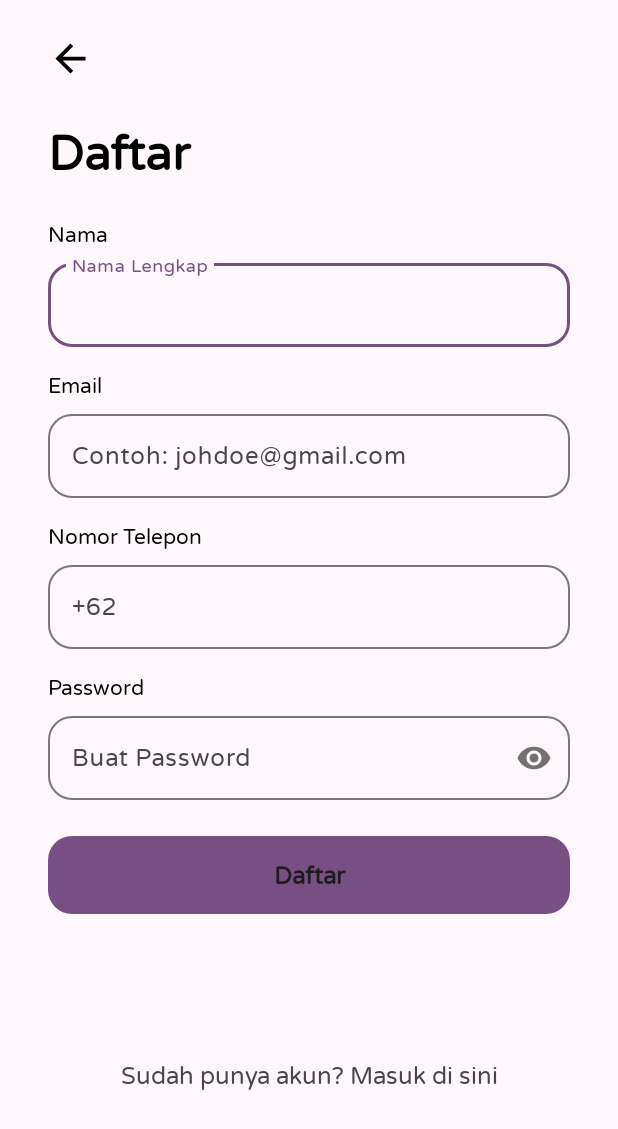
After one commit to arkan3h/24001084-km6-amd-terbangin-fc, an Android app: the layout activity_register.xml on its own in the app's theme, with its tools: preview values and no code run, on a phone screen of 412 x 824 dp. The commit adds this screen. Shown: the top 1129 px of the screen. Run offline under Robolectric (Android 15) with nearby library versions, the phone set to English and light mode, and no system bars.

Commit message:
Add Layout for Login, Register and Reset Password

```diff
--- /dev/null
+++ b/app/src/main/res/drawable/button_back.xml
@@ -0,0 +1,5 @@
+<vector xmlns:android="http://schemas.android.com/apk/res/android" android:autoMirrored="true" android:height="24dp" android:tint="#000000" android:viewportHeight="24" android:viewportWidth="24" android:width="24dp">
+
+    <path android:fillColor="@android:color/white" android:pathData="M20,11H7.83l5.59,-5.59L12,4l-8,8 8,8 1.41,-1.41L7.83,13H20v-2z"/>
+
+</vector>
--- /dev/null
+++ b/app/src/main/res/drawable/rounded_button.xml
@@ -0,0 +1,4 @@
+<?xml version="1.0" encoding="utf-8"?>
+<shape xmlns:android="http://schemas.android.com/apk/res/android">
+    <corners android:radius="16dp"/>
+</shape>
--- /dev/null
+++ b/app/src/main/res/layout/activity_register.xml
@@ -0,0 +1,223 @@
+<?xml version="1.0" encoding="utf-8"?>
+<androidx.constraintlayout.widget.ConstraintLayout xmlns:android="http://schemas.android.com/apk/res/android"
+    xmlns:app="http://schemas.android.com/apk/res-auto"
+    xmlns:tools="http://schemas.android.com/tools"
+    android:id="@+id/main"
+    android:layout_width="match_parent"
+    android:layout_height="match_parent"
+    tools:context=".presentation.register.RegisterActivity">
+
+    <ImageButton
+        android:id="@+id/ib_btn_back"
+        android:layout_width="30dp"
+        android:layout_height="30dp"
+        android:layout_marginTop="24dp"
+        android:layout_marginStart="32dp"
+        android:background="@drawable/button_back"
+        android:contentDescription="@string/text_back_button_for_previous_page"
+        app:layout_constraintTop_toTopOf="parent"
+        app:layout_constraintStart_toStartOf="parent"/>
+
+    <TextView
+        android:id="@+id/tv_title_daftar"
+        android:layout_width="match_parent"
+        android:layout_height="wrap_content"
+        android:text="@string/text_daftar"
+        android:textSize="32sp"
+        android:textStyle="bold"
+        android:textColor="@color/black"
+        android:layout_marginStart="32dp"
+        android:layout_marginTop="80dp"
+        app:layout_constraintStart_toStartOf="parent"
+        app:layout_constraintTop_toTopOf="parent"
+        app:layout_constraintEnd_toEndOf="parent"/>
+
+    <TextView
+        android:id="@+id/tv_til_name"
+        android:layout_width="wrap_content"
+        android:layout_height="wrap_content"
+        android:text="@string/text_nama"
+        android:textSize="14sp"
+        android:layout_marginStart="32dp"
+        android:layout_marginTop="24dp"
+        android:textColor="@color/black"
+        app:layout_constraintTop_toBottomOf="@id/tv_title_daftar"
+        app:layout_constraintStart_toStartOf="parent"/>
+
+    <com.google.android.material.textfield.TextInputLayout
+        android:id="@+id/til_name"
+        android:layout_width="match_parent"
+        android:layout_height="wrap_content"
+        android:layout_marginTop="4dp"
+        android:layout_marginStart="32dp"
+        android:layout_marginEnd="32dp"
+        app:boxCornerRadiusBottomEnd="16dp"
+        app:boxCornerRadiusBottomStart="16dp"
+        app:boxCornerRadiusTopEnd="16dp"
+        app:boxCornerRadiusTopStart="16dp"
+        app:layout_constraintTop_toBottomOf="@id/tv_til_name"
+        app:layout_constraintStart_toStartOf="parent"
+        app:layout_constraintEnd_toEndOf="parent">
+
+        <com.google.android.material.textfield.TextInputEditText
+            android:id="@+id/ti_et_name"
+            android:layout_width="match_parent"
+            android:layout_height="wrap_content"
+            android:hint="@string/text_nama_lengkap"
+            android:textSize="16sp"
+            android:inputType="textPersonName"/>
+    </com.google.android.material.textfield.TextInputLayout>
+
+    <TextView
+        android:id="@+id/tv_til_email"
+        android:layout_width="wrap_content"
+        android:layout_height="wrap_content"
+        android:text="@string/text_email"
+        android:textSize="14sp"
+        android:layout_marginStart="32dp"
+        android:layout_marginTop="16dp"
+        android:textColor="@color/black"
+        app:layout_constraintTop_toBottomOf="@id/til_name"
+        app:layout_constraintStart_toStartOf="parent"/>
+
+    <com.google.android.material.textfield.TextInputLayout
+        android:id="@+id/til_email"
+        android:layout_width="match_parent"
+        android:layout_height="wrap_content"
+        android:layout_marginTop="4dp"
+        android:layout_marginStart="32dp"
+        android:layout_marginEnd="32dp"
+        app:boxCornerRadiusBottomEnd="16dp"
+        app:boxCornerRadiusBottomStart="16dp"
+        app:boxCornerRadiusTopEnd="16dp"
+        app:boxCornerRadiusTopStart="16dp"
+        app:layout_constraintTop_toBottomOf="@id/tv_til_email"
+        app:layout_constraintStart_toStartOf="parent"
+        app:layout_constraintEnd_toEndOf="parent">
+
+        <com.google.android.material.textfield.TextInputEditText
+            android:id="@+id/ti_et_email"
+            android:layout_width="match_parent"
+            android:layout_height="wrap_content"
+            android:hint="@string/text_contoh_johdoe_gmail_com_in_login"
+            android:textSize="16sp"
+            android:inputType="text"
+            android:digits="0123456789@abcdefghijklmnopqrstuvwxyzABCDEFGHIJKLMNOPQRSTUVWXYZ._-+() "/>
+    </com.google.android.material.textfield.TextInputLayout>
+
+    <TextView
+        android:id="@+id/tv_til_phoneNumber"
+        android:layout_width="wrap_content"
+        android:layout_height="wrap_content"
+        android:text="@string/text_nomor_telepon"
+        android:textSize="14sp"
+        android:layout_marginStart="32dp"
+        android:layout_marginTop="16dp"
+        android:textColor="@color/black"
+        app:layout_constraintTop_toBottomOf="@id/til_email"
+        app:layout_constraintStart_toStartOf="parent"/>
+
+    <com.google.android.material.textfield.TextInputLayout
+        android:id="@+id/til_phoneNumber"
+        android:layout_width="match_parent"
+        android:layout_height="wrap_content"
+        android:layout_marginTop="4dp"
+        android:layout_marginStart="32dp"
+        android:layout_marginEnd="32dp"
+        app:boxCornerRadiusBottomEnd="16dp"
+        app:boxCornerRadiusBottomStart="16dp"
+        app:boxCornerRadiusTopEnd="16dp"
+        app:boxCornerRadiusTopStart="16dp"
+        app:layout_constraintTop_toBottomOf="@id/tv_til_phoneNumber"
+        app:layout_constraintStart_toStartOf="parent"
+        app:layout_constraintEnd_toEndOf="parent">
+
+        <com.google.android.material.textfield.TextInputEditText
+            android:id="@+id/ti_phoneNumber"
+            android:layout_width="match_parent"
+            android:layout_height="wrap_content"
+            android:hint="@string/text_format_id_phoneNumber"
+            android:textSize="16sp"
+            android:inputType="phone"/>
+
+    </com.google.android.material.textfield.TextInputLayout>
+
+    <TextView
+        android:id="@+id/tv_til_make_password"
+        android:layout_width="wrap_content"
+        android:layout_height="wrap_content"
+        android:text="@string/text_password"
+        android:textSize="14sp"
+        android:layout_marginStart="32dp"
+        android:layout_marginTop="16dp"
+        android:textColor="@color/black"
+        app:layout_constraintTop_toBottomOf="@id/til_phoneNumber"
+        app:layout_constraintStart_toStartOf="parent"/>
+
+    <com.google.android.material.textfield.TextInputLayout
+        android:id="@+id/til_make_password"
+        android:layout_width="match_parent"
+        android:layout_height="wrap_content"
+        android:layout_marginTop="4dp"
+        android:layout_marginStart="32dp"
+        android:layout_marginEnd="32dp"
+        app:passwordToggleEnabled="true"
+        app:boxCornerRadiusBottomEnd="16dp"
+        app:boxCornerRadiusBottomStart="16dp"
+        app:boxCornerRadiusTopEnd="16dp"
+        app:boxCornerRadiusTopStart="16dp"
+        app:layout_constraintTop_toBottomOf="@id/tv_til_make_password"
+        app:layout_constraintStart_toStartOf="parent"
+        app:layout_constraintEnd_toEndOf="parent">
+
+        <com.google.android.material.textfield.TextInputEditText
+            android:id="@+id/ti_et_make_password"
+            android:layout_width="match_parent"
+            android:layout_height="wrap_content"
+            android:hint="@string/text_buat_password"
+            android:textSize="16sp"
+            android:inputType="textPassword" />
+    </com.google.android.material.textfield.TextInputLayout>
+
+    <FrameLayout
+        android:id="@+id/fl_btn_loading_state"
+        android:layout_width="match_parent"
+        android:layout_height="wrap_content"
+        android:layout_marginTop="24dp"
+        android:layout_marginStart="32dp"
+        android:layout_marginEnd="32dp"
+        app:layout_constraintTop_toBottomOf="@id/til_make_password">
+
+        <Button
+            android:id="@+id/btn_register"
+            android:layout_width="match_parent"
+            android:layout_height="52dp"
+            android:text="@string/text_daftar"
+            android:textSize="16sp"
+            android:textStyle="bold"
+            android:background="@drawable/rounded_button"
+            android:backgroundTint="@color/md_theme_inversePrimary"
+            android:textColor="@color/md_theme_onBackground" />
+
+        <com.google.android.material.progressindicator.CircularProgressIndicator
+            android:id="@+id/pb_loading"
+            android:layout_width="match_parent"
+            android:layout_height="wrap_content"
+            android:layout_gravity="center"
+            android:indeterminate="true"
+            android:visibility="gone" />
+    </FrameLayout>
+
+    <TextView
+        android:id="@+id/tv_nav_to_login"
+        android:layout_width="wrap_content"
+        android:layout_height="wrap_content"
+        android:layout_marginHorizontal="16dp"
+        android:text="@string/text_sudah_punya_akun_masuk_di_sini"
+        android:textSize="16sp"
+        app:layout_constraintTop_toBottomOf="@id/fl_btn_loading_state"
+        app:layout_constraintBottom_toBottomOf="parent"
+        app:layout_constraintStart_toStartOf="parent"
+        app:layout_constraintEnd_toEndOf="parent"/>
+
+</androidx.constraintlayout.widget.ConstraintLayout>
--- a/app/src/main/res/values/strings.xml
+++ b/app/src/main/res/values/strings.xml
@@ -4,4 +4,26 @@
     <string name="title_tab_history">Riwayat</string>
     <string name="title_tab_notification">Notifikasi</string>
     <string name="title_tab_profile">Akun</string>
+    <string name="text_masuk">Masuk</string>
+    <string name="text_email_nomor_telepon">Email / Nomor Telepon</string>
+    <string name="text_contoh_johdoe_gmail_com_in_login">Contoh: johdoe@gmail.com</string>
+    <string name="text_password">Password</string>
+    <string name="text_masukkan_password">Masukkan Password</string>
+    <string name="text_lupa_kata_sandi">Lupa Kata Sandi?</string>
+    <string name="text_belum_punya_akun_daftar_di_sini">Belum punya Akun? Daftar di sini</string>
+    <string name="text_daftar_di_sini">Daftar di sini</string>
+    <string name="text_daftar">Daftar</string>
+    <string name="text_nama">Nama</string>
+    <string name="text_nama_lengkap">Nama Lengkap</string>
+    <string name="text_email">Email</string>
+    <string name="text_format_id_phoneNumber">+62</string>
+    <string name="text_nomor_telepon">Nomor Telepon</string>
+    <string name="text_buat_password">Buat Password</string>
+    <string name="text_sudah_punya_akun_masuk_di_sini">Sudah punya akun? Masuk di sini</string>
+    <string name="text_back_button_for_previous_page">Back button for previous page</string>
+    <string name="text_reset_password">Reset Password</string>
+    <string name="text_masukkan_password_baru">Masukkan Password Baru</string>
+    <string name="text_ulangi_password_baru">Ulangi Password Baru</string>
+    <string name="text_simpan">Simpan</string>
+    <string name="text_ulangi_masukkan_password_baru">Ulangi Masukkan Password Baru</string>
 </resources>
```
Also changed, not shown: app/src/main/java/com/arkan/terbangin/presentation/login/LoginActivity.kt (added, +21 -0 lines), app/src/main/java/com/arkan/terbangin/presentation/register/RegisterActivity.kt (added, +21 -0 lines), app/src/main/java/com/arkan/terbangin/presentation/resetpassword/ResetPasswordActivity.kt (added, +21 -0 lines), app/src/main/java/com/arkan/terbangin/utils/TextViewExt.kt (added, +39 -0 lines), app/src/main/res/layout/activity_login.xml (added, +152 -0 lines), app/src/main/res/layout/activity_reset_password.xml (added, +141 -0 lines).
